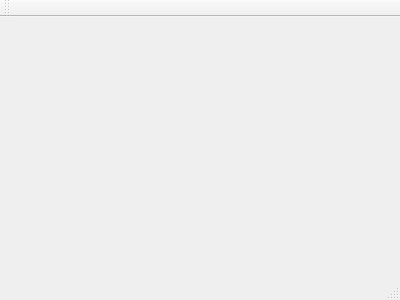
Before: the Qt Designer form Pesudo_Wechat_Server/mainwindow.ui in zhanghuimeng/Pesudo_Wechat_Server, drawn with Qt 5.
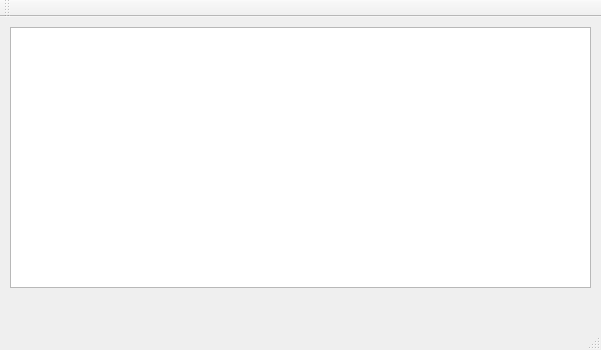
After: the same form once the commit is applied.

The edit to the form file:
```diff
--- a/Pesudo_Wechat_Server/mainwindow.ui
+++ b/Pesudo_Wechat_Server/mainwindow.ui
@@ -1,24 +1,50 @@
 <ui version="4.0">
  <class>MainWindow</class>
- <widget class="QMainWindow" name="MainWindow" >
-  <property name="geometry" >
+ <widget class="QMainWindow" name="MainWindow">
+  <property name="geometry">
    <rect>
     <x>0</x>
     <y>0</y>
-    <width>400</width>
-    <height>300</height>
+    <width>601</width>
+    <height>350</height>
    </rect>
   </property>
   <property name="windowTitle" >
    <string>MainWindow</string>
   </property>
-  <widget class="QMenuBar" name="menuBar" />
-  <widget class="QToolBar" name="mainToolBar" />
-  <widget class="QWidget" name="centralWidget" />
-  <widget class="QStatusBar" name="statusBar" />
+  <widget class="QWidget" name="centralWidget">
+   <widget class="QTextBrowser" name="textBrowser">
+    <property name="geometry">
+     <rect>
+      <x>10</x>
+      <y>10</y>
+      <width>581</width>
+      <height>261</height>
+     </rect>
+    </property>
+   </widget>
+  </widget>
+  <widget class="QMenuBar" name="menuBar">
+   <property name="geometry">
+    <rect>
+     <x>0</x>
+     <y>0</y>
+     <width>601</width>
+     <height>28</height>
+    </rect>
+   </property>
+  </widget>
+  <widget class="QToolBar" name="mainToolBar">
+   <attribute name="toolBarArea">
+    <enum>TopToolBarArea</enum>
+   </attribute>
+   <attribute name="toolBarBreak">
+    <bool>false</bool>
+   </attribute>
+  </widget>
+  <widget class="QStatusBar" name="statusBar"/>
  </widget>
- <layoutDefault spacing="6" margin="11" />
- <pixmapfunction></pixmapfunction>
+ <layoutdefault spacing="6" margin="11"/>
  <resources/>
  <connections/>
 </ui>
```
Left out of the diff: 3 changed lines with no effect on the pictures.
